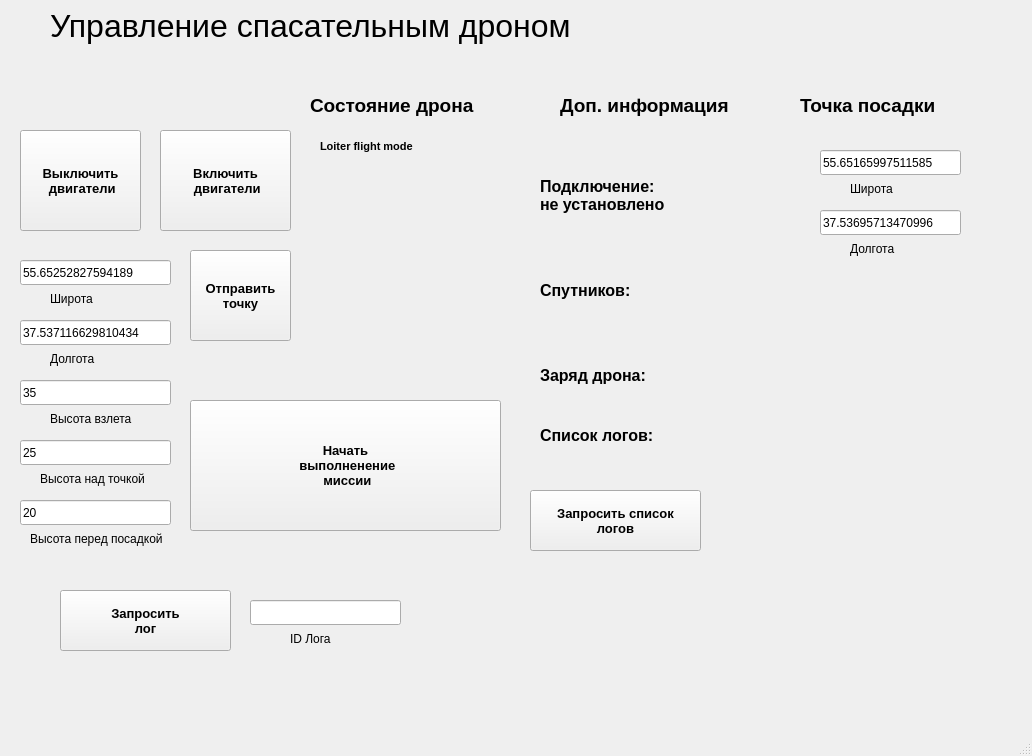
Old version of the form mainwindow.ui in the repository NickolayGoloburdin/wifi_drone_interface.
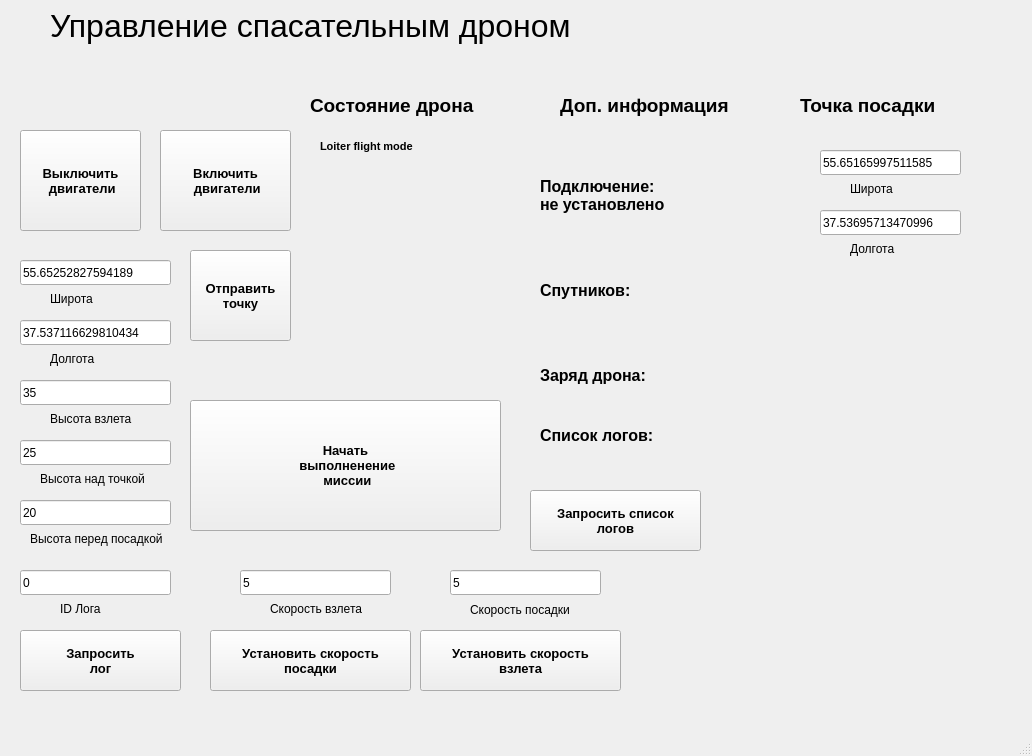
New version of the form.

Commit message: add speed setter

Patch:
```diff
--- a/mainwindow.ui
+++ b/mainwindow.ui
@@ -532,7 +532,7 @@
      <rect>
       <x>730</x>
       <y>430</y>
-      <width>211</width>
+      <width>301</width>
       <height>271</height>
      </rect>
     </property>
@@ -560,9 +560,9 @@
    <widget class="QPushButton" name="log_request">
     <property name="geometry">
      <rect>
-      <x>60</x>
-      <y>590</y>
-      <width>171</width>
+      <x>20</x>
+      <y>630</y>
+      <width>161</width>
       <height>61</height>
      </rect>
     </property>
@@ -585,8 +585,8 @@
    <widget class="QLineEdit" name="log_id">
     <property name="geometry">
      <rect>
-      <x>250</x>
-      <y>600</y>
+      <x>20</x>
+      <y>570</y>
       <width>151</width>
       <height>25</height>
      </rect>
@@ -595,14 +595,14 @@
      <string notr="true"/>
     </property>
     <property name="text">
-     <string/>
+     <string>0</string>
     </property>
    </widget>
    <widget class="QLabel" name="label_11">
     <property name="geometry">
      <rect>
-      <x>290</x>
-      <y>630</y>
+      <x>60</x>
+      <y>600</y>
       <width>101</width>
       <height>17</height>
      </rect>
@@ -636,6 +636,114 @@
 логов</string>
     </property>
    </widget>
+   <widget class="QPushButton" name="set_land_speed">
+    <property name="geometry">
+     <rect>
+      <x>420</x>
+      <y>630</y>
+      <width>201</width>
+      <height>61</height>
+     </rect>
+    </property>
+    <property name="font">
+     <font>
+      <family>Tahoma</family>
+      <pointsize>10</pointsize>
+      <weight>75</weight>
+      <bold>true</bold>
+     </font>
+    </property>
+    <property name="styleSheet">
+     <string notr="true"/>
+    </property>
+    <property name="text">
+     <string>Установить скорость
+взлета</string>
+    </property>
+   </widget>
+   <widget class="QPushButton" name="set_takeoff_speed">
+    <property name="geometry">
+     <rect>
+      <x>210</x>
+      <y>630</y>
+      <width>201</width>
+      <height>61</height>
+     </rect>
+    </property>
+    <property name="font">
+     <font>
+      <family>Tahoma</family>
+      <pointsize>10</pointsize>
+      <weight>75</weight>
+      <bold>true</bold>
+     </font>
+    </property>
+    <property name="styleSheet">
+     <string notr="true"/>
+    </property>
+    <property name="text">
+     <string>Установить скорость
+посадки</string>
+    </property>
+   </widget>
+   <widget class="QLineEdit" name="takeoff_speed">
+    <property name="geometry">
+     <rect>
+      <x>240</x>
+      <y>570</y>
+      <width>151</width>
+      <height>25</height>
+     </rect>
+    </property>
+    <property name="styleSheet">
+     <string notr="true"/>
+    </property>
+    <property name="text">
+     <string>5</string>
+    </property>
+   </widget>
+   <widget class="QLabel" name="label_12">
+    <property name="geometry">
+     <rect>
+      <x>270</x>
+      <y>600</y>
+      <width>101</width>
+      <height>17</height>
+     </rect>
+    </property>
+    <property name="text">
+     <string>Скорость взлета</string>
+    </property>
+   </widget>
+   <widget class="QLineEdit" name="land_speed">
+    <property name="geometry">
+     <rect>
+      <x>450</x>
+      <y>570</y>
+      <width>151</width>
+      <height>25</height>
+     </rect>
+    </property>
+    <property name="styleSheet">
+     <string notr="true"/>
+    </property>
+    <property name="text">
+     <string>5</string>
+    </property>
+   </widget>
+   <widget class="QLabel" name="label_13">
+    <property name="geometry">
+     <rect>
+      <x>470</x>
+      <y>600</y>
+      <width>121</width>
+      <height>20</height>
+     </rect>
+    </property>
+    <property name="text">
+     <string>Скорость посадки</string>
+    </property>
+   </widget>
    <zorder>Arm</zorder>
    <zorder>SendPoint</zorder>
    <zorder>status</zorder>
```
Left out of the diff: 6 changed lines with no effect on the pictures. The commit also changes 7 other files.
